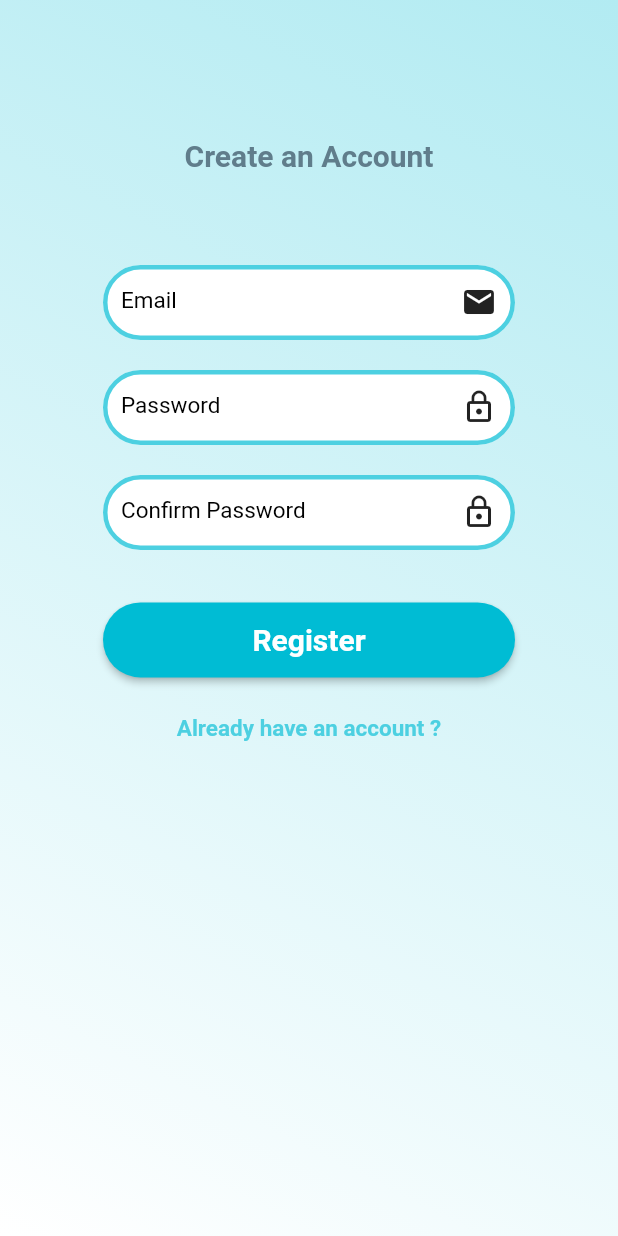
After one commit to vihan125/Xtermister, a Flutter app: the Signup screen opened by its route, on a phone screen of 412 x 824 dp. The commit adds this screen. Run offline on Flutter 3.47's test engine with Material 2 defaults, Android fonts, the phone set to English and light mode, and no system bars; our stand-ins replace sqflite, table_calendar; accounts and stored records are empty.

Commit message:
Added Login page
added login page
added register page
and some minor changes

```diff
--- /dev/null
+++ b/xth_trimester/lib/dataBase/dataTransfer.dart
@@ -0,0 +1,22 @@
+import 'dart:convert';
+
+import 'package:http/http.dart';
+import 'package:xth_trimester/dataBase/patient_model.dart';
+import 'package:sqflite/sqflite.dart';
+
+import 'package:xth_trimester/dataBase/db_helper.dart';
+import 'package:xth_trimester/dataBase/doctor_model.dart';
+
+class DataTransfer {
+
+  createAccount (String email, String pass, String confirmPass)async{
+    Database db = await DBHelper.instance.db;
+    final msg = jsonEncode({'email': email,'password':pass, 'password2':confirmPass});
+    Response responseAuth = await post('http://10.0.2.2:8000/account/register/',
+        headers: {'Content-Type': 'application/json'},
+        body: msg,);
+    Map data_1 = jsonDecode(responseAuth.body);
+    print(data_1);
+
+  }
+}
--- a/xth_trimester/lib/dataBase/db_helper.dart
+++ b/xth_trimester/lib/dataBase/db_helper.dart
@@ -38,6 +38,18 @@ class DBHelper {
         'dueDate TEXT)');
 
     await db
+        .execute('CREATE TABLE IF NOT EXISTS doctors ('
+        'id INTEGER PRIMARY KEY AUTOINCREMENT ,'
+        'fName TEXT NOT NULL,'
+        'lName TEXT,'
+        'email TEXT NOT NULL,'
+        'mobileNo TEXT,'
+        'vHospitals TEXT,'
+        'password TEXT,'
+        'token TEXT NOT NULL,'
+        'serverId INTEGER)');
+
+    await db
         .execute(
         'insert into mothers (firstName,lastName,pNumber,sNumber,embryoAge,calMethod) values ("Selena","Gomez","0771212121","0112121212", "266", "LMP")');
 
--- a/xth_trimester/lib/pages/calender.dart
+++ b/xth_trimester/lib/pages/calender.dart
@@ -174,7 +174,7 @@ class _CalenderState extends State<Calender> with AutomaticKeepAliveClientMixin
                               child: ListTile(
                                 onTap: () {
                                   Navigator.pushNamed(context, "/details",
-                                      arguments: {'Patient': _selectedEvents[index]});
+                                      arguments: {'Patient': _selectedEvents[index], 'changed':false});
                                 },
                                 title: Text(
                                     _selectedEvents[index].firstName + " " +
--- a/xth_trimester/lib/pages/search.dart
+++ b/xth_trimester/lib/pages/search.dart
@@ -57,8 +57,8 @@ class PatientSearch extends SearchDelegate <String>{
                   child: ListTile(
                     onTap: () {
                       close(context, null);
-                      Navigator.pushReplacementNamed(context, "/details",
-                          arguments: {'Patient': suggestionList[index]});
+                      Navigator.pushNamed(context, "/details",
+                          arguments: {'Patient': suggestionList[index], 'changed':false});
                     },
                     title:Text(
                         suggestionList[index].firstName + " " +
--- /dev/null
+++ b/xth_trimester/lib/pages/signup.dart
@@ -0,0 +1,227 @@
+import 'package:flutter/material.dart';
+import 'package:flutter/gestures.dart';
+import 'package:xth_trimester/dataBase/dataTransfer.dart';
+
+class Signup extends StatefulWidget {
+  @override
+  _SignupState createState() => _SignupState();
+}
+
+class _SignupState extends State<Signup> {
+
+  String email;
+  String password;
+  String confirmPass;
+  bool hidden = true;
+
+  @override
+  Widget build(BuildContext context) {
+    return Scaffold(
+
+      body: Container(
+        height: MediaQuery.of(context).size.height,
+        width: MediaQuery.of(context).size.width,
+        decoration: BoxDecoration(
+          gradient: LinearGradient(
+            begin: Alignment.topRight,
+            end: Alignment.bottomLeft,
+            colors: [Colors.cyan[100],Colors.white],
+          ),
+        ),
+        child: SingleChildScrollView(
+          child: Column(
+            children: <Widget>[
+              SizedBox(height:(MediaQuery.of(context).size.height)/10,),
+
+              Container(
+                margin: EdgeInsets.fromLTRB(20, 10, 20, 20),
+                child: Text("Create an Account",
+                style: TextStyle(
+                  color: Colors.blueGrey,
+                  fontWeight: FontWeight.bold,
+                  fontSize: 20.0,
+                ),),
+              ),
+              SizedBox(height:(MediaQuery.of(context).size.height)/20,),
+
+              Container(
+                height: 50,
+                width: (MediaQuery.of(context).size.width)/1.5,
+                margin: EdgeInsets.fromLTRB(30, 0, 30, 0),
+                child: Center(
+                  child:TextField(
+                    onChanged: (String input_1){
+                      email = input_1;
+                    },
+                    decoration: InputDecoration(
+                        hintText: 'Email',
+                        enabledBorder: OutlineInputBorder(
+                          borderRadius: BorderRadius.circular(40.0),
+                          borderSide: BorderSide(width:3,color: Colors.cyan[300]),
+                        ),
+
+                        focusedBorder: OutlineInputBorder(
+                          borderRadius: BorderRadius.circular(40.0),
+                          borderSide: BorderSide(width:3,color: Colors.cyan),
+                        ),
+                        hintStyle: TextStyle(
+                          color: Colors.black,
+                          fontSize: 15.0,
+                        ),
+                        fillColor: Colors.white,
+                        filled: true,
+                        suffixIcon: Icon(Icons.email,
+                          color: Colors.black87,)
+                    ),
+                  ),
+                ),
+              ),
+              SizedBox(height: 20.0,),
+              Container(
+                height: 50,
+                width: (MediaQuery.of(context).size.width)/1.5,
+                margin: EdgeInsets.fromLTRB(30, 0, 30, 0),
+                child: Center(
+
+                  child:TextField(
+                    onChanged: (String input_2){
+                      password = input_2;
+                    },
+                    decoration: InputDecoration(
+                        hintText: 'Password',
+                        enabledBorder: OutlineInputBorder(
+                          borderRadius: BorderRadius.circular(40.0),
+                          borderSide: BorderSide(width:3,color: Colors.cyan[300]),
+                        ),
+
+                        focusedBorder: OutlineInputBorder(
+                          borderRadius: BorderRadius.circular(40.0),
+                          borderSide: BorderSide(width:3,color: Colors.cyan),
+                        ),
+                        hintStyle: TextStyle(
+                          color: Colors.black,
+                          fontSize: 15.0,
+                        ),
+                        fillColor: Colors.white,
+                        filled: true,
+                        suffixIcon: IconButton(icon: Icon(Icons.lock_outline,),
+                        color: Colors.black87,
+                        tooltip: "View Password",
+                        onPressed: (){
+                          setState(() {
+                            if (hidden){
+                              hidden = false;
+                            }else {
+                              hidden = true;
+                            }
+                          });
+                        },)
+
+                    ),
+                    obscureText: hidden,
+                  ),
+                ),
+              ),
+
+              SizedBox(height: 20.0,),
+
+              Container(
+                height: 50,
+                width: (MediaQuery.of(context).size.width)/1.5,
+                margin: EdgeInsets.fromLTRB(30, 0, 30, 0),
+                child: Center(
+
+                  child:TextField(
+                    onChanged: (String input_3){
+                      confirmPass = input_3;
+                    },
+                    decoration: InputDecoration(
+                        hintText: 'Confirm Password',
+                        enabledBorder: OutlineInputBorder(
+                          borderRadius: BorderRadius.circular(40.0),
+                          borderSide: BorderSide(width:3,color: Colors.cyan[300]),
+                        ),
+
+                        focusedBorder: OutlineInputBorder(
+                          borderRadius: BorderRadius.circular(40.0),
+                          borderSide: BorderSide(width:3,color: Colors.cyan),
+                        ),
+                        hintStyle: TextStyle(
+                          color: Colors.black,
+                          fontSize: 15.0,
+                        ),
+                        fillColor: Colors.white,
+                        filled: true,
+                        suffixIcon: IconButton(icon: Icon(Icons.lock_outline,),
+                          color: Colors.black87,
+                          tooltip: "View Password",
+                          onPressed: (){
+                            setState(() {
+                              if (hidden){
+                                hidden = false;
+                              }else {
+                                hidden = true;
+                              }
+                            });
+                          },)
+
+                    ),
+                    obscureText: hidden,
+                  ),
+                ),
+              ),
+
+              SizedBox(height: 30.0,),
+
+              Container(
+                height: 50,
+                width: (MediaQuery.of(context).size.width)/1.5,
+                margin:EdgeInsets.fromLTRB(30, 5, 30, 5) ,
+                child: RaisedButton(
+                  color: Colors.cyan,
+                  textColor: Colors.white,
+                  onPressed: (){
+                    DataTransfer dt = new DataTransfer();
+                    dt.createAccount(email, password, confirmPass);
+                  },
+                  shape: RoundedRectangleBorder(
+                      borderRadius: BorderRadius.circular(40)
+                  ),
+                  child: Text("Register",
+                    style: TextStyle(
+                      fontSize: 20,
+                      fontWeight: FontWeight.bold,
+                    ),),
+                ),
+              ),
+
+              SizedBox(height: 20,),
+
+              RichText(
+//                text: TextSpan(
+//                  text: 'Here is the ',
+//                  style: TextStyle(fontSize: 10, color: Colors.black),
+//                  children: <TextSpan>[
+                text :TextSpan(
+                    text: 'Already have an account ?',
+                    recognizer: TapGestureRecognizer()
+                      ..onTap = () {
+                        Navigator.pushReplacementNamed(context, '/login');
+                      },
+                    style: TextStyle(
+                        color: Colors.cyan[300],
+                        fontSize: 15,
+                        fontWeight: FontWeight.bold
+                    )),
+//                    TextSpan(text: 'text!'),
+//                  ],
+//                ),
+              ),
+
+            ],
+          ),
+        ),
+      ),
+    );
+  }
+}
```
Also changed, not shown: xth_trimester/lib/dataBase/doctor_model.dart (added, +45 -0 lines), xth_trimester/lib/main.dart (+30 -1 lines), xth_trimester/lib/pages/addPatient.dart (+13 -5 lines), xth_trimester/lib/pages/details.dart (+100 -25 lines), xth_trimester/lib/pages/home.dart (+10 -4 lines), xth_trimester/lib/pages/login.dart (added, +191 -0 lines).
